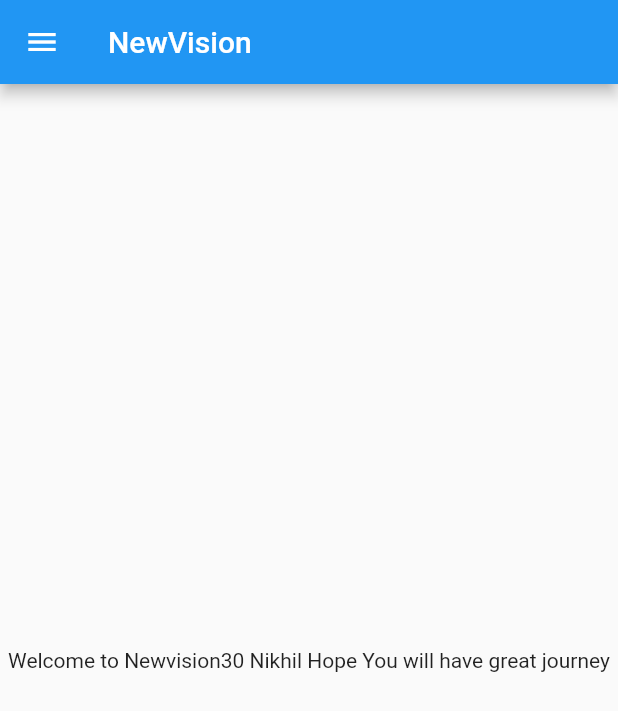
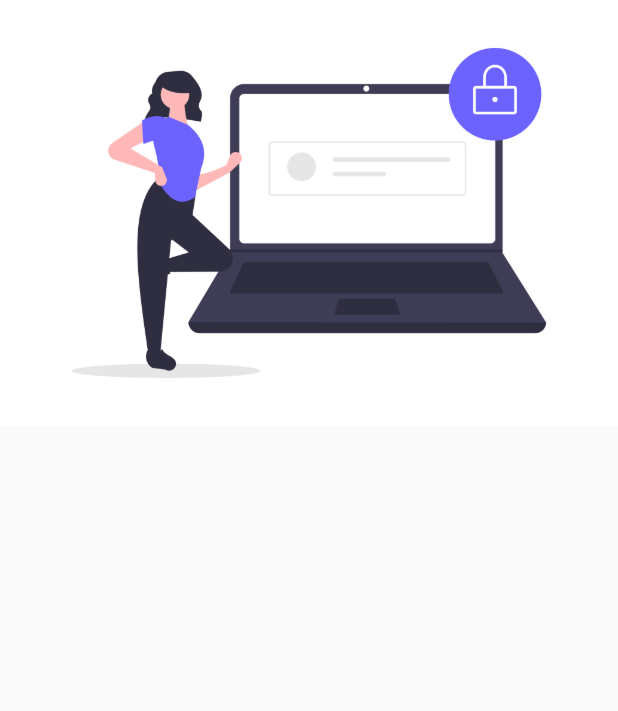
Before and after one commit to NikhilNarayanpure/Newvision30, a Flutter app: the screen it shows after launch, on a phone screen of 412 x 824 dp. Shown: the top 711 px of the screen. Run offline on Flutter 3.47's test engine with Material 2 defaults, Android fonts, the phone set to English and light mode, and no system bars.

Commit message:
Day 3 Completed

```diff
--- a/lib/home_page.dart
+++ b/lib/Pages/home_page.dart
@@ -13,10 +13,15 @@ class Homepage extends StatelessWidget {
       body: Center(
         child: Container(
           child: Text(
-              "Welcome to Newvision$days $name Hope You will have great journey"),
+              "Welcome to Newvision$days $name Hope You will have great journey",
+          style: TextStyle(
+            fontWeight:FontWeight.bold,
+            fontSize: 20,
+          ),),
         ),
       ),
       drawer: Drawer(),
+
     );
   }
 }
--- /dev/null
+++ b/lib/Pages/login_page.dart
@@ -0,0 +1,15 @@
+import 'package:flutter/material.dart';
+
+
+class LoginPage extends StatelessWidget {
+  @override
+  Widget build(BuildContext context) {
+    return Material(
+      child: Column(
+        children: [
+          Image.asset("assets/images/login_image.png",fit: BoxFit.cover,)
+        ],
+      )
+    );
+  }
+}
--- a/lib/main.dart
+++ b/lib/main.dart
@@ -1,5 +1,8 @@
 import 'package:flutter/material.dart';
-import 'package:new_vision/home_page.dart';
+import 'package:new_vision/Pages/home_page.dart';
+import 'package:new_vision/Pages/login_page.dart';
+//import 'package:flutter/src/widgets/app.dart';
+
 
 void main() {
   runApp(const MyApp());
@@ -12,8 +15,17 @@ class MyApp extends StatelessWidget {
   @override
   Widget build(BuildContext context) {
     return MaterialApp(
-
-      home: Homepage(),
+      //home: Homepage(),
+      themeMode: ThemeMode.light,
+      theme: ThemeData(
+        primarySwatch: Colors.green,
+      ),
+      //initialRoute: "/home",
+      routes: {
+        "/":(Context)=>LoginPage(),
+        "/home":(Context)=>Homepage(),
+        "/login":(Context)=>LoginPage(),
+      },
     );
   }
 }
--- a/pubspec.yaml
+++ b/pubspec.yaml
@@ -58,8 +58,8 @@ flutter:
   uses-material-design: true
 
   # To add assets to your application, add an assets section, like this:
-  # assets:
-  #   - images/a_dot_burr.jpeg
+  assets:
+    - assets/images/login_image.png
   #   - images/a_dot_ham.jpeg
 
   # An image asset can refer to one or more resolution-specific "variants", see
```
Also changed, not shown: assets/images/login_image.png (added).
